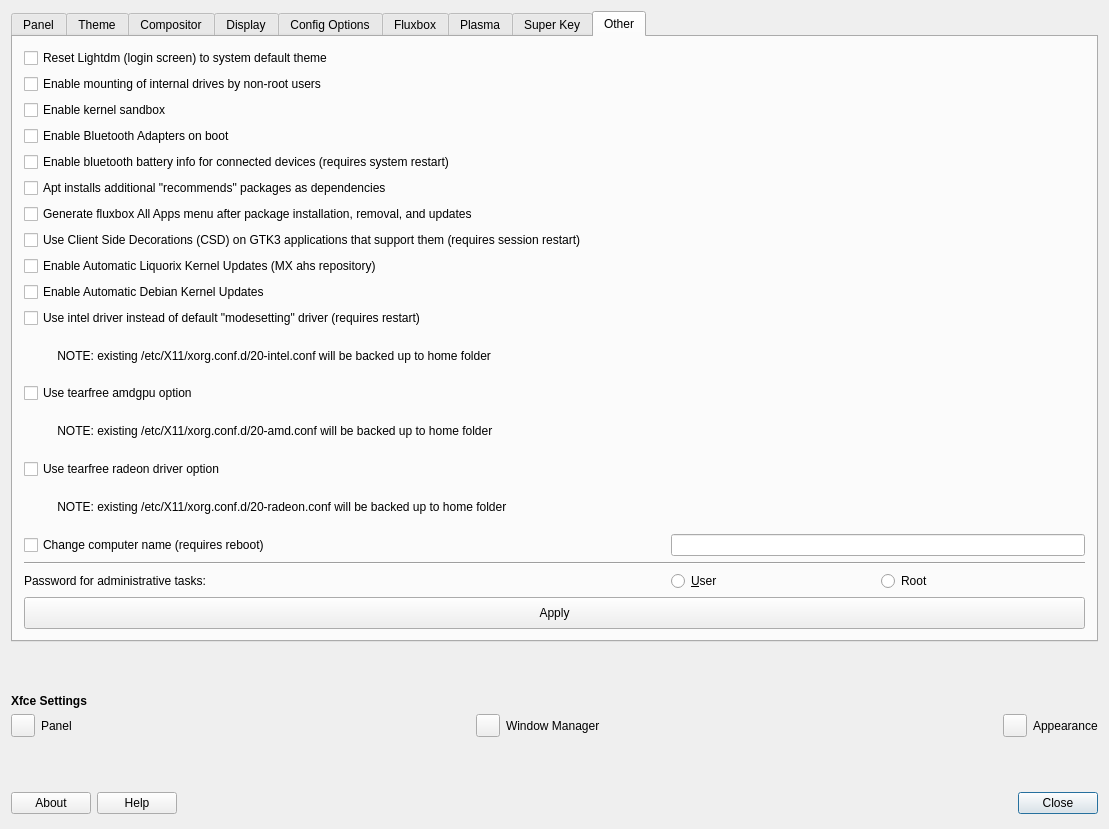
This is defaultlook.ui in MX-Linux/mx-tweak as Qt 5 draws it before an edit. The edited form follows.
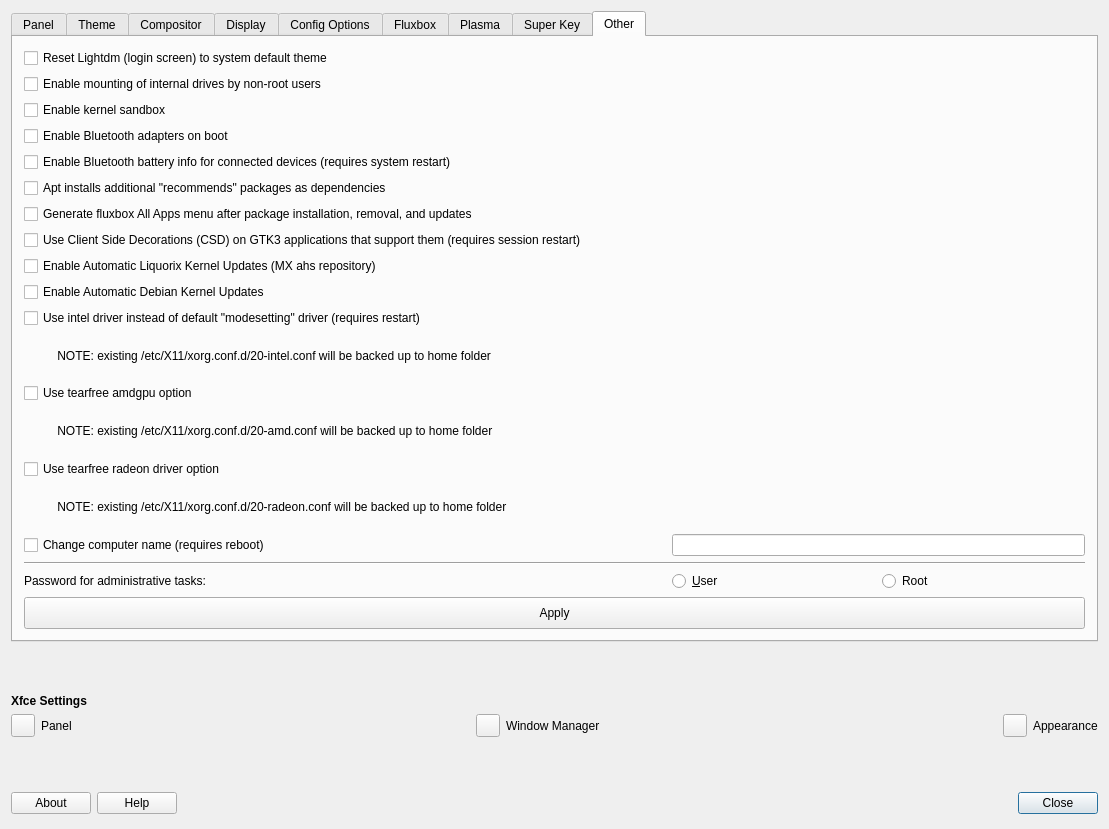
This is the edited form. Icons and pictures are not drawn.

```diff
--- a/defaultlook.ui
+++ b/defaultlook.ui
@@ -2094,7 +2094,7 @@
             <string>&lt;html&gt;&lt;head/&gt;&lt;body&gt;&lt;p&gt;requires reboot&lt;/p&gt;&lt;/body&gt;&lt;/html&gt;</string>
            </property>
            <property name="text">
-            <string>Enable Bluetooth Adapters on boot</string>
+            <string>Enable Bluetooth adapters on boot</string>
            </property>
           </widget>
          </item>
@@ -2108,7 +2108,7 @@
          <item row="4" column="0">
           <widget class="QCheckBox" name="checkBoxBluetoothBattery">
            <property name="text">
-            <string extracomment="expose battery info for connected bluetooth devices to the operating system via dbus">Enable bluetooth battery info for connected devices (requires system restart)</string>
+            <string extracomment="expose battery info for connected bluetooth devices to the operating system via dbus">Enable Bluetooth battery info for connected devices (requires system restart)</string>
            </property>
           </widget>
          </item>
```
